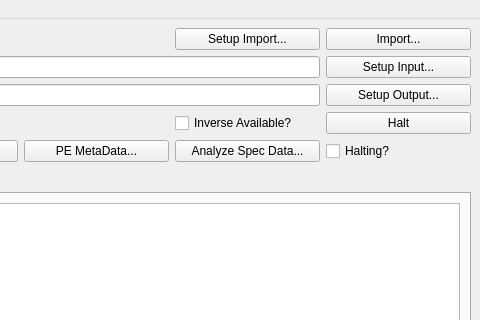
Qt form cctwqt/cctwqtmainwindow.ui (guyjennings/cctw) before a commit; both pictures show x 437 to 917 and y 0 to 320 of the 917 by 734 pixel window.
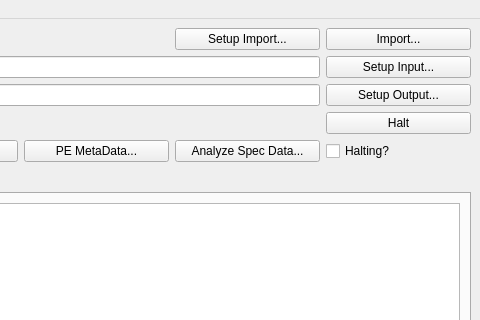
The same form after that commit. Custom widgets are drawn as their Qt base class.

Commit message: Removed InverseAvailable flag

```diff
--- a/cctwqt/cctwqtmainwindow.ui
+++ b/cctwqt/cctwqtmainwindow.ui
@@ -86,13 +86,6 @@
         </property>
        </widget>
       </item>
-      <item row="3" column="4">
-       <widget class="QCheckBox" name="m_InverseAvailable">
-        <property name="text">
-         <string>Inverse Available?</string>
-        </property>
-       </widget>
-      </item>
       <item row="3" column="5">
        <widget class="QPushButton" name="m_HaltButton">
         <property name="text">
```
The commit also changes 3 other files.
